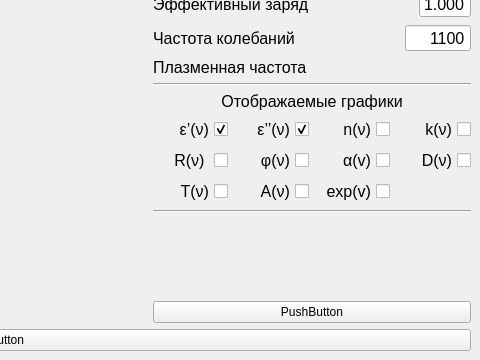
Qt form Ui.ui (IDAnton/Drude-Lorentz) before a commit; both pictures show x 494 to 974 and y 299 to 659 of the 974 by 659 pixel window.
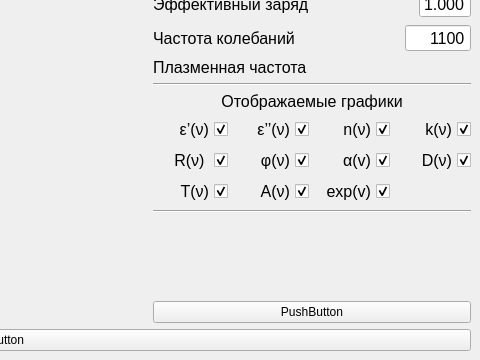
The same form after that commit. Custom widgets are drawn as their Qt base class.

What changed in the file:
```diff
--- a/Ui.ui
+++ b/Ui.ui
@@ -761,6 +761,9 @@
                 <property name="text">
                  <string>n(ν)</string>
                 </property>
+                <property name="checked">
+                 <bool>true</bool>
+                </property>
                </widget>
               </item>
               <item row="0" column="0">
@@ -774,6 +777,9 @@
                 <property name="text">
                  <string>k(ν)</string>
                 </property>
+                <property name="checked">
+                 <bool>true</bool>
+                </property>
                </widget>
               </item>
               <item row="1" column="3">
@@ -787,6 +793,9 @@
                 <property name="text">
                  <string>R(ν) </string>
                 </property>
+                <property name="checked">
+                 <bool>true</bool>
+                </property>
                </widget>
               </item>
               <item row="1" column="2">
@@ -800,6 +809,9 @@
                 <property name="text">
                  <string>φ(ν)</string>
                 </property>
+                <property name="checked">
+                 <bool>true</bool>
+                </property>
                </widget>
               </item>
               <item row="1" column="1">
@@ -813,6 +825,9 @@
                 <property name="text">
                  <string>α(v)</string>
                 </property>
+                <property name="checked">
+                 <bool>true</bool>
+                </property>
                </widget>
               </item>
               <item row="1" column="0">
@@ -826,6 +841,9 @@
                 <property name="text">
                  <string>D(ν)</string>
                 </property>
+                <property name="checked">
+                 <bool>true</bool>
+                </property>
                </widget>
               </item>
               <item row="2" column="3">
@@ -839,6 +857,9 @@
                 <property name="text">
                  <string>T(ν)</string>
                 </property>
+                <property name="checked">
+                 <bool>true</bool>
+                </property>
                </widget>
               </item>
               <item row="2" column="2">
@@ -852,6 +873,9 @@
                 <property name="text">
                  <string>A(ν)</string>
                 </property>
+                <property name="checked">
+                 <bool>true</bool>
+                </property>
                </widget>
               </item>
               <item row="2" column="1">
@@ -865,6 +889,9 @@
                 <property name="text">
                  <string>exp(v)</string>
                 </property>
+                <property name="checked">
+                 <bool>true</bool>
+                </property>
                </widget>
               </item>
              </layout>
```
